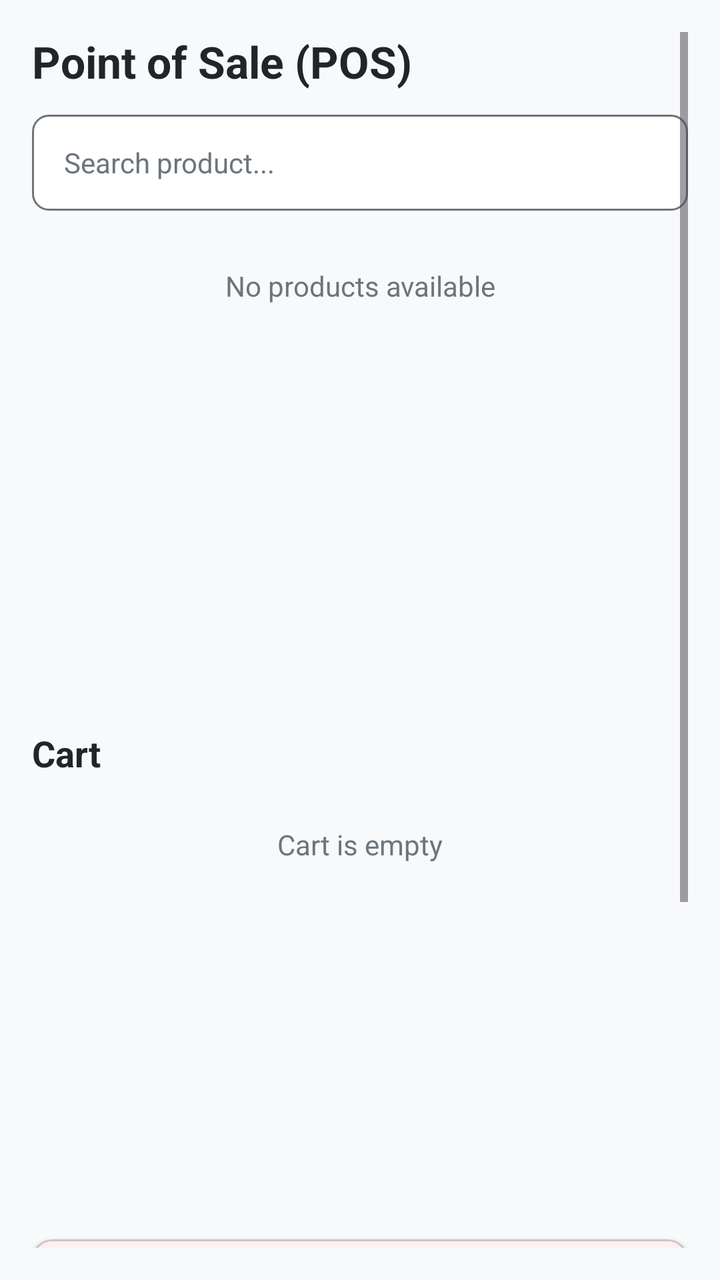
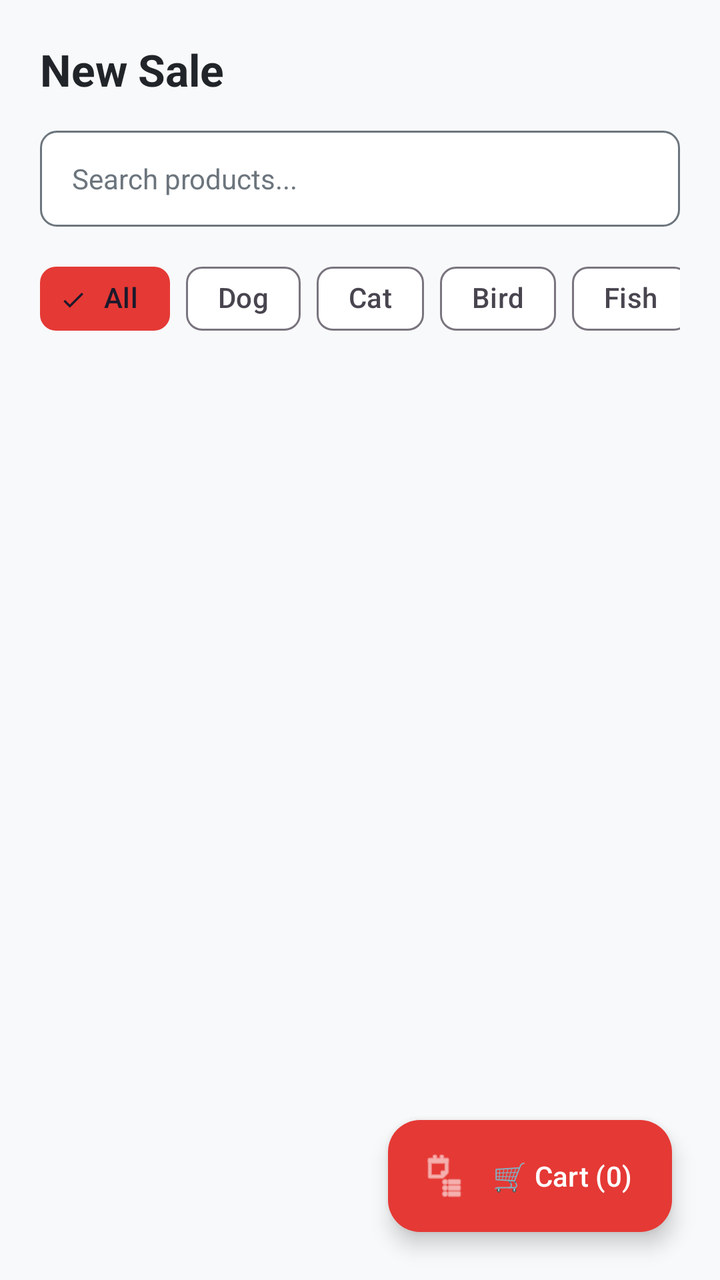

Compare the two renders of this Android layout. The source of the first and the diff that turns it into the second are given below.
<!-- AndroidManifest.xml: application theme Theme.J4RR -->
<!-- res/layout/fragment_pos.xml -->
<?xml version="1.0" encoding="utf-8"?>
<ScrollView xmlns:android="http://schemas.android.com/apk/res/android"
    xmlns:app="http://schemas.android.com/apk/res-auto"
    android:layout_width="match_parent"
    android:layout_height="match_parent"
    android:background="@color/background"
    android:fillViewport="true"
    android:padding="16dp">

    <LinearLayout
        android:layout_width="match_parent"
        android:layout_height="wrap_content"
        android:orientation="vertical">

        <TextView
            android:layout_width="wrap_content"
            android:layout_height="wrap_content"
            android:layout_marginBottom="12dp"
            android:text="Point of Sale (POS)"
            android:textColor="@color/text_primary"
            android:textSize="22sp"
            android:textStyle="bold" />

        
        <EditText
            android:id="@+id/etPosSearch"
            android:layout_width="match_parent"
            android:layout_height="48dp"
            android:layout_marginBottom="12dp"
            android:autofillHints="name"
            android:background="@drawable/bg_search"
            android:hint="Search product..."
            android:inputType="text"
            android:paddingHorizontal="16dp"
            android:textColor="@color/text_primary"
            android:textColorHint="@color/text_secondary"
            android:textSize="14sp" />

        
        <TextView
            android:id="@+id/tvPosNoProducts"
            android:layout_width="match_parent"
            android:layout_height="wrap_content"
            android:gravity="center"
            android:padding="16dp"
            android:text="No products available"
            android:textColor="@color/text_secondary"
            android:textSize="14sp" />

        <androidx.recyclerview.widget.RecyclerView
            android:id="@+id/recyclerViewPosProducts"
            android:layout_width="match_parent"
            android:layout_height="180dp"
            android:layout_marginBottom="16dp" />

        
        <TextView
            android:layout_width="wrap_content"
            android:layout_height="wrap_content"
            android:layout_marginBottom="8dp"
            android:text="Cart"
            android:textColor="@color/text_primary"
            android:textSize="18sp"
            android:textStyle="bold" />

        <TextView
            android:id="@+id/tvCartEmpty"
            android:layout_width="match_parent"
            android:layout_height="wrap_content"
            android:gravity="center"
            android:padding="16dp"
            android:text="Cart is empty"
            android:textColor="@color/text_secondary"
            android:textSize="14sp" />

        <androidx.recyclerview.widget.RecyclerView
            android:id="@+id/recyclerViewCart"
            android:layout_width="match_parent"
            android:layout_height="160dp"
            android:layout_marginBottom="12dp" />

        
        <com.google.android.material.card.MaterialCardView
            android:layout_width="match_parent"
            android:layout_height="wrap_content"
            app:cardBackgroundColor="@color/card_background"
            app:cardCornerRadius="10dp"
            app:cardElevation="2dp">

            <LinearLayout
                android:layout_width="match_parent"
                android:layout_height="wrap_content"
                android:orientation="vertical"
                android:padding="16dp">

                <LinearLayout
                    android:layout_width="match_parent"
                    android:layout_height="wrap_content"
                    android:orientation="horizontal"
                    android:layout_marginBottom="4dp">

                    <TextView
                        android:layout_width="0dp"
                        android:layout_height="wrap_content"
                        android:layout_weight="1"
                        android:text="Subtotal:"
                        android:textColor="@color/text_secondary" />

                    <TextView
                        android:id="@+id/tvPosSubtotal"
                        android:layout_width="wrap_content"
                        android:layout_height="wrap_content"
                        android:text="₱0.00"
                        android:textColor="@color/text_primary"
                        android:textStyle="bold" />
                </LinearLayout>

                <LinearLayout
                    android:layout_width="match_parent"
                    android:layout_height="wrap_content"
                    android:orientation="horizontal"
                    android:layout_marginBottom="8dp">

                    <TextView
                        android:layout_width="0dp"
                        android:layout_height="wrap_content"
                        android:layout_weight="1"
                        android:text="Discount:"
                        android:textColor="@color/text_secondary" />

                    <TextView
                        android:id="@+id/tvPosDiscount"
                        android:layout_width="wrap_content"
                        android:layout_height="wrap_content"
                        android:text="₱0.00"
                        android:textColor="@color/text_secondary" />
                </LinearLayout>

                <LinearLayout
                    android:layout_width="match_parent"
                    android:layout_height="wrap_content"
                    android:orientation="horizontal"
                    android:layout_marginBottom="12dp">

                    <TextView
                        android:layout_width="0dp"
                        android:layout_height="wrap_content"
                        android:layout_weight="1"
                        android:text="Total:"
                        android:textColor="@color/text_primary"
                        android:textSize="16sp"
                        android:textStyle="bold" />

                    <TextView
                        android:id="@+id/tvPosTotal"
                        android:layout_width="wrap_content"
                        android:layout_height="wrap_content"
                        android:text="₱0.00"
                        android:textColor="@color/primary"
                        android:textSize="18sp"
                        android:textStyle="bold" />
                </LinearLayout>

                <com.google.android.material.textfield.TextInputLayout
                    style="@style/Widget.Material3.TextInputLayout.FilledBox"
                    android:layout_width="match_parent"
                    android:layout_height="wrap_content"
                    android:layout_marginBottom="12dp"
                    app:boxBackgroundColor="@color/background"
                    app:boxCornerRadiusBottomEnd="8dp"
                    app:boxCornerRadiusBottomStart="8dp"
                    app:boxCornerRadiusTopEnd="8dp"
                    app:boxCornerRadiusTopStart="8dp"
                    app:boxStrokeWidth="0dp"
                    app:boxStrokeWidthFocused="1.5dp"
                    app:boxStrokeColor="@color/primary"
                    app:hintTextColor="@color/primary">

                    <com.google.android.material.textfield.TextInputEditText
                        android:id="@+id/etPosCash"
                        android:layout_width="match_parent"
                        android:layout_height="wrap_content"
                        android:hint="Cash Amount (₱)"
                        android:inputType="numberDecimal"
                        android:textColor="@color/text_primary"
                        android:textColorHint="@color/text_secondary" />
                </com.google.android.material.textfield.TextInputLayout>

                <LinearLayout
                    android:layout_width="match_parent"
                    android:layout_height="wrap_content"
                    android:orientation="horizontal"
                    android:layout_marginBottom="16dp">

                    <TextView
                        android:layout_width="0dp"
                        android:layout_height="wrap_content"
                        android:layout_weight="1"
                        android:text="Change:"
                        android:textColor="@color/text_primary"
                        android:textStyle="bold" />

                    <TextView
                        android:id="@+id/tvPosChange"
                        android:layout_width="wrap_content"
                        android:layout_height="wrap_content"
                        android:text="₱0.00"
                        android:textColor="@color/primary"
                        android:textStyle="bold" />
                </LinearLayout>

                <com.google.android.material.button.MaterialButton
                    android:id="@+id/btnCompleteSale"
                    android:layout_width="match_parent"
                    android:layout_height="54dp"
                    android:backgroundTint="@color/primary"
                    android:text="COMPLETE SALE"
                    android:textSize="15sp" />

            </LinearLayout>
        </com.google.android.material.card.MaterialCardView>

    </LinearLayout>
</ScrollView>
<!-- resources referenced by this layout -->
<resources>
  <color name="background">#F8F9FA</color>
  <color name="card_background">#FFFFFFFF</color>
  <color name="primary">#E53935</color>
  <color name="text_primary">#212529</color>
  <color name="text_secondary">#6C757D</color>
  <!-- drawable bg_search (drawable) -->
  <?xml version="1.0" encoding="utf-8"?>
  <shape xmlns:android="http://schemas.android.com/apk/res/android"
      android:shape="rectangle">
      <solid android:color="@color/card_background" />
      <corners android:radius="8dp" />
      <stroke android:width="1dp" android:color="@color/text_secondary" />
  </shape>
  <style name="Theme.J4RR" parent="Base.Theme.J4RR" />
  <style name="Base.Theme.J4RR" parent="Theme.Material3.DayNight.NoActionBar">
          <item name="colorPrimary">@color/primary</item>
          <item name="colorPrimaryDark">@color/primary_dark</item>
          <item name="colorPrimaryContainer">@color/primary_dark</item>
          <item name="colorOnPrimary">@color/white</item>
          <item name="colorSecondary">@color/primary</item>
          <item name="colorSecondaryContainer">@color/primary</item>
          <item name="colorOnSecondary">@color/white</item>
          <item name="colorTertiary">@color/primary</item>
          <item name="colorSurface">@color/card_background</item>
          <item name="colorOnSurface">@color/text_primary</item>
          <item name="android:windowBackground">@color/background</item>
      </style>
  <color name="primary_dark">#B71C1C</color>
  <color name="white">#FFFFFFFF</color>
</resources>

<!-- the commit's change to res/layout/fragment_pos.xml (unified diff, before → after) -->
@@ -1,22 +1,21 @@
 <?xml version="1.0" encoding="utf-8"?>
-<ScrollView xmlns:android="http://schemas.android.com/apk/res/android"
+<androidx.coordinatorlayout.widget.CoordinatorLayout xmlns:android="http://schemas.android.com/apk/res/android"
     xmlns:app="http://schemas.android.com/apk/res-auto"
     android:layout_width="match_parent"
     android:layout_height="match_parent"
-    android:background="@color/background"
-    android:fillViewport="true"
-    android:padding="16dp">
+    android:background="@color/background">
 
     <LinearLayout
         android:layout_width="match_parent"
-        android:layout_height="wrap_content"
-        android:orientation="vertical">
+        android:layout_height="match_parent"
+        android:orientation="vertical"
+        android:padding="20dp">
 
         <TextView
             android:layout_width="wrap_content"
             android:layout_height="wrap_content"
-            android:layout_marginBottom="12dp"
-            android:text="Point of Sale (POS)"
+            android:layout_marginBottom="16dp"
+            android:text="New Sale"
             android:textColor="@color/text_primary"
             android:textSize="22sp"
             android:textStyle="bold" />
@@ -29,7 +28,7 @@
             android:layout_marginBottom="12dp"
             android:autofillHints="name"
             android:background="@drawable/bg_search"
-            android:hint="Search product..."
+            android:hint="Search products..."
             android:inputType="text"
             android:paddingHorizontal="16dp"
             android:textColor="@color/text_primary"
@@ -37,188 +36,90 @@
             android:textSize="14sp" />
 
         
+        <HorizontalScrollView
+            android:layout_width="match_parent"
+            android:layout_height="wrap_content"
+            android:layout_marginBottom="16dp"
+            android:scrollbars="none">
+
+            <LinearLayout
+                android:layout_width="wrap_content"
+                android:layout_height="wrap_content"
+                android:orientation="horizontal">
+
+                <com.google.android.material.chip.Chip
+                    android:id="@+id/chipPosAll"
+                    style="@style/Widget.Material3.Chip.Filter"
+                    android:layout_width="wrap_content"
+                    android:layout_height="wrap_content"
+                    android:layout_marginEnd="8dp"
+                    android:checked="true"
+                    android:text="All" />
+
+                <com.google.android.material.chip.Chip
+                    android:id="@+id/chipPosDog"
+                    style="@style/Widget.Material3.Chip.Filter"
+                    android:layout_width="wrap_content"
+                    android:layout_height="wrap_content"
+                    android:layout_marginEnd="8dp"
+                    android:text="Dog" />
+
+                <com.google.android.material.chip.Chip
+                    android:id="@+id/chipPosCat"
+                    style="@style/Widget.Material3.Chip.Filter"
+                    android:layout_width="wrap_content"
+                    android:layout_height="wrap_content"
+                    android:layout_marginEnd="8dp"
+                    android:text="Cat" />
+
+                <com.google.android.material.chip.Chip
+                    android:id="@+id/chipPosBird"
+                    style="@style/Widget.Material3.Chip.Filter"
+                    android:layout_width="wrap_content"
+                    android:layout_height="wrap_content"
+                    android:layout_marginEnd="8dp"
+                    android:text="Bird" />
+
+                <com.google.android.material.chip.Chip
+                    android:id="@+id/chipPosFish"
+                    style="@style/Widget.Material3.Chip.Filter"
+                    android:layout_width="wrap_content"
+                    android:layout_height="wrap_content"
+                    android:text="Fish" />
+            </LinearLayout>
+        </HorizontalScrollView>
+
+        
         <TextView
             android:id="@+id/tvPosNoProducts"
             android:layout_width="match_parent"
-            android:layout_height="wrap_content"
+            android:layout_height="match_parent"
             android:gravity="center"
-            android:padding="16dp"
             android:text="No products available"
             android:textColor="@color/text_secondary"
-            android:textSize="14sp" />
+            android:textSize="15sp"
+            android:visibility="gone" />
 
         <androidx.recyclerview.widget.RecyclerView
             android:id="@+id/recyclerViewPosProducts"
             android:layout_width="match_parent"
-            android:layout_height="180dp"
-            android:layout_marginBottom="16dp" />
-
-        
-        <TextView
-            android:layout_width="wrap_content"
-            android:layout_height="wrap_content"
-            android:layout_marginBottom="8dp"
-            android:text="Cart"
-            android:textColor="@color/text_primary"
-            android:textSize="18sp"
-            android:textStyle="bold" />
-
-        <TextView
-            android:id="@+id/tvCartEmpty"
-            android:layout_width="match_parent"
-            android:layout_height="wrap_content"
-            android:gravity="center"
-            android:padding="16dp"
-            android:text="Cart is empty"
-            android:textColor="@color/text_secondary"
-            android:textSize="14sp" />
-
-        <androidx.recyclerview.widget.RecyclerView
-            android:id="@+id/recyclerViewCart"
-            android:layout_width="match_parent"
-            android:layout_height="160dp"
-            android:layout_marginBottom="12dp" />
-
-        
-        <com.google.android.material.card.MaterialCardView
-            android:layout_width="match_parent"
-            android:layout_height="wrap_content"
-            app:cardBackgroundColor="@color/card_background"
-            app:cardCornerRadius="10dp"
-            app:cardElevation="2dp">
-
-            <LinearLayout
-                android:layout_width="match_parent"
-                android:layout_height="wrap_content"
-                android:orientation="vertical"
-                android:padding="16dp">
-
-                <LinearLayout
-                    android:layout_width="match_parent"
-                    android:layout_height="wrap_content"
-                    android:orientation="horizontal"
-                    android:layout_marginBottom="4dp">
-
-                    <TextView
-                        android:layout_width="0dp"
-                        android:layout_height="wrap_content"
-                        android:layout_weight="1"
-                        android:text="Subtotal:"
-                        android:textColor="@color/text_secondary" />
-
-                    <TextView
-                        android:id="@+id/tvPosSubtotal"
-                        android:layout_width="wrap_content"
-                        android:layout_height="wrap_content"
-                        android:text="₱0.00"
-                        android:textColor="@color/text_primary"
-                        android:textStyle="bold" />
-                </LinearLayout>
-
-                <LinearLayout
-                    android:layout_width="match_parent"
-                    android:layout_height="wrap_content"
-                    android:orientation="horizontal"
-                    android:layout_marginBottom="8dp">
-
-                    <TextView
-                        android:layout_width="0dp"
-                        android:layout_height="wrap_content"
-                        android:layout_weight="1"
-                        android:text="Discount:"
-                        android:textColor="@color/text_secondary" />
-
-                    <TextView
-                        android:id="@+id/tvPosDiscount"
-                        android:layout_width="wrap_content"
-                        android:layout_height="wrap_content"
-                        android:text="₱0.00"
-                        android:textColor="@color/text_secondary" />
-                </LinearLayout>
-
-                <LinearLayout
-                    android:layout_width="match_parent"
-                    android:layout_height="wrap_content"
-                    android:orientation="horizontal"
-                    android:layout_marginBottom="12dp">
-
-                    <TextView
-                        android:layout_width="0dp"
-                        android:layout_height="wrap_content"
-                        android:layout_weight="1"
-                        android:text="Total:"
-                        android:textColor="@color/text_primary"
-                        android:textSize="16sp"
-                        android:textStyle="bold" />
-
-                    <TextView
-                        android:id="@+id/tvPosTotal"
-                        android:layout_width="wrap_content"
-                        android:layout_height="wrap_content"
-                        android:text="₱0.00"
-                        android:textColor="@color/primary"
-                        android:textSize="18sp"
-                        android:textStyle="bold" />
-                </LinearLayout>
-
-                <com.google.android.material.textfield.TextInputLayout
-                    style="@style/Widget.Material3.TextInputLayout.FilledBox"
-                    android:layout_width="match_parent"
-                    android:layout_height="wrap_content"
-                    android:layout_marginBottom="12dp"
-                    app:boxBackgroundColor="@color/background"
-                    app:boxCornerRadiusBottomEnd="8dp"
-                    app:boxCornerRadiusBottomStart="8dp"
-                    app:boxCornerRadiusTopEnd="8dp"
-                    app:boxCornerRadiusTopStart="8dp"
-                    app:boxStrokeWidth="0dp"
-                    app:boxStrokeWidthFocused="1.5dp"
-                    app:boxStrokeColor="@color/primary"
-                    app:hintTextColor="@color/primary">
-
-                    <com.google.android.material.textfield.TextInputEditText
-                        android:id="@+id/etPosCash"
-                        android:layout_width="match_parent"
-                        android:layout_height="wrap_content"
-                        android:hint="Cash Amount (₱)"
-                        android:inputType="numberDecimal"
-                        android:textColor="@color/text_primary"
-                        android:textColorHint="@color/text_secondary" />
-                </com.google.android.material.textfield.TextInputLayout>
-
-                <LinearLayout
-                    android:layout_width="match_parent"
-                    android:layout_height="wrap_content"
-                    android:orientation="horizontal"
-                    android:layout_marginBottom="16dp">
-
-                    <TextView
-                        android:layout_width="0dp"
-                        android:layout_height="wrap_content"
-                        android:layout_weight="1"
-                        android:text="Change:"
-                        android:textColor="@color/text_primary"
-                        android:textStyle="bold" />
-
-                    <TextView
-                        android:id="@+id/tvPosChange"
-                        android:layout_width="wrap_content"
-                        android:layout_height="wrap_content"
-                        android:text="₱0.00"
-                        android:textColor="@color/primary"
-                        android:textStyle="bold" />
-                </LinearLayout>
-
-                <com.google.android.material.button.MaterialButton
-                    android:id="@+id/btnCompleteSale"
-                    android:layout_width="match_parent"
-                    android:layout_height="54dp"
-                    android:backgroundTint="@color/primary"
-                    android:text="COMPLETE SALE"
-                    android:textSize="15sp" />
-
-            </LinearLayout>
-        </com.google.android.material.card.MaterialCardView>
+            android:layout_height="match_parent"
+            android:clipToPadding="false"
+            android:paddingBottom="90dp" />
 
     </LinearLayout>
-</ScrollView>
+
+    
+    <com.google.android.material.floatingactionbutton.ExtendedFloatingActionButton
+        android:id="@+id/fabCart"
+        android:layout_width="wrap_content"
+        android:layout_height="wrap_content"
+        android:layout_gravity="bottom|end"
+        android:layout_margin="24dp"
+        android:text="🛒 Cart (0)"
+        android:textColor="@color/white"
+        app:backgroundTint="@color/primary"
+        app:icon="@android:drawable/ic_menu_agenda"
+        app:iconTint="@color/white" />
+
+</androidx.coordinatorlayout.widget.CoordinatorLayout>
